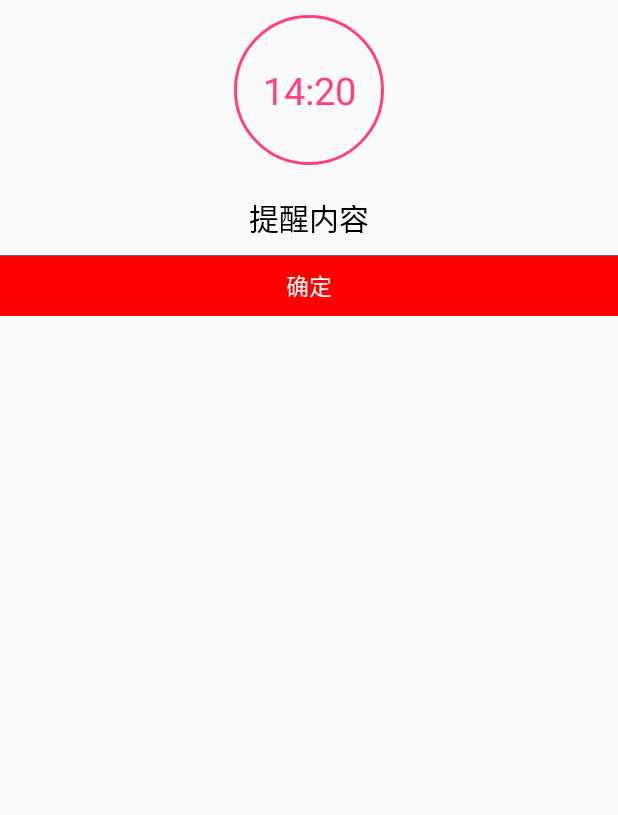
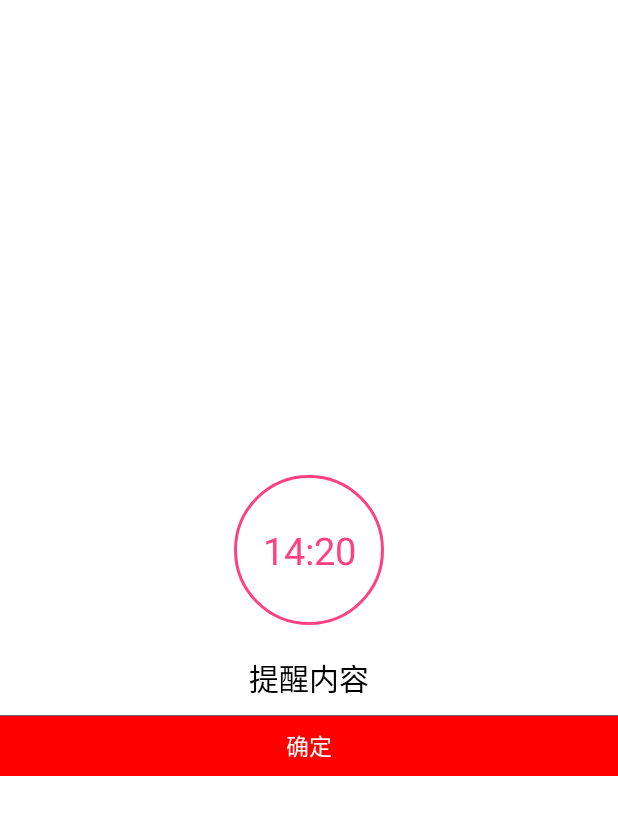
Before and after one commit to lmiot/ClockSDK, an Android app: the layout dialog_simple.xml on its own in the app's theme, with its tools: preview values and no code run, on a phone screen of 412 x 824 dp. Shown: the top 815 px of the screen. Run offline under Robolectric (Android 15) with nearby library versions, the phone set to English and light mode, and no system bars.

Commit message:
闹钟提醒

```diff
--- a/alarmmanagerclock/src/main/res/layout/dialog_simple.xml
+++ b/alarmmanagerclock/src/main/res/layout/dialog_simple.xml
@@ -1,19 +1,22 @@
 <?xml version="1.0" encoding="utf-8"?>
 <LinearLayout xmlns:android="http://schemas.android.com/apk/res/android"
               android:layout_width="match_parent"
-              android:layout_height="wrap_content"
+              android:layout_height="match_parent"
               android:orientation="vertical"
               android:gravity="center"
+              android:background="@color/white"
+
     >
+
+
 
 
     <LinearLayout
         android:layout_width="match_parent"
         android:layout_height="match_parent"
         android:orientation="vertical"
+        android:gravity="center"
         >
-
-    </LinearLayout>
 
         <TextView
             android:id="@+id/id_timer"
@@ -66,5 +69,9 @@
 
         </LinearLayout>
 
+    </LinearLayout>
+
+
+
 
 </LinearLayout>
--- a/build.gradle
+++ b/build.gradle
@@ -8,7 +8,6 @@ buildscript {
     }
     dependencies {
         classpath 'com.android.tools.build:gradle:3.0.1'
-
 
         // NOTE: Do not place your application dependencies here; they belong
         // in the individual module build.gradle files
```
Lines whose indentation alone changed are shown as unchanged.
